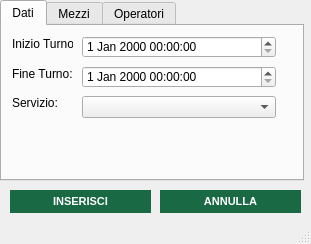
Above: src/main/gui/inserimento_turno.ui from OT-Rax/AnconAmbiente before the change. Below: the same form after it.
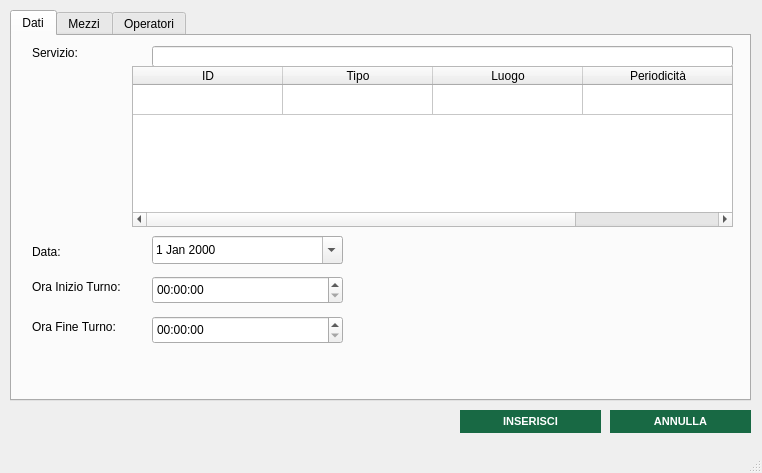
That is the form after the change. The open tabs and pages were chosen to show the change. Icons and pictures are not drawn.

Commit message: Aggiornamento gui Turni

What changed in the file:
```diff
--- a/src/main/gui/inserimento_turno.ui
+++ b/src/main/gui/inserimento_turno.ui
@@ -6,8 +6,8 @@
    <rect>
     <x>0</x>
     <y>0</y>
-    <width>311</width>
-    <height>244</height>
+    <width>762</width>
+    <height>473</height>
    </rect>
   </property>
   <property name="windowTitle">
@@ -21,10 +21,10 @@
    <widget class="QTabWidget" name="inserimentoturno_tabs">
     <property name="geometry">
      <rect>
-      <x>0</x>
-      <y>0</y>
-      <width>304</width>
-      <height>181</height>
+      <x>10</x>
+      <y>10</y>
+      <width>741</width>
+      <height>391</height>
      </rect>
     </property>
     <property name="currentIndex">
@@ -37,64 +37,34 @@
      <widget class="QLabel" name="label">
       <property name="geometry">
        <rect>
-        <x>10</x>
-        <y>10</y>
-        <width>61</width>
-        <height>16</height>
+        <x>20</x>
+        <y>240</y>
+        <width>121</width>
+        <height>21</height>
        </rect>
       </property>
       <property name="text">
-       <string>Inizio Turno:</string>
+       <string>Ora Inizio Turno:</string>
       </property>
      </widget>
      <widget class="QLabel" name="label_2">
       <property name="geometry">
        <rect>
-        <x>10</x>
-        <y>40</y>
-        <width>61</width>
-        <height>16</height>
+        <x>20</x>
+        <y>280</y>
+        <width>121</width>
+        <height>21</height>
        </rect>
       </property>
       <property name="text">
-       <string>Fine Turno:</string>
-      </property>
-     </widget>
-     <widget class="QDateTimeEdit" name="inizio_datepicker">
-      <property name="geometry">
-       <rect>
-        <x>80</x>
-        <y>10</y>
-        <width>194</width>
-        <height>22</height>
-       </rect>
-      </property>
-     </widget>
-     <widget class="QDateTimeEdit" name="fine_datepicker">
-      <property name="geometry">
-       <rect>
-        <x>80</x>
-        <y>40</y>
-        <width>194</width>
-        <height>22</height>
-       </rect>
-      </property>
-     </widget>
-     <widget class="QComboBox" name="servizio_combo">
-      <property name="geometry">
-       <rect>
-        <x>80</x>
-        <y>70</y>
-        <width>194</width>
-        <height>22</height>
-       </rect>
+       <string>Ora Fine Turno:</string>
       </property>
      </widget>
      <widget class="QLabel" name="label_3">
       <property name="geometry">
        <rect>
-        <x>10</x>
-        <y>70</y>
+        <x>20</x>
+        <y>10</y>
         <width>47</width>
         <height>13</height>
        </rect>
@@ -103,6 +73,128 @@
        <string>Servizio:</string>
       </property>
      </widget>
+     <widget class="QTimeEdit" name="time_end_field">
+      <property name="geometry">
+       <rect>
+        <x>140</x>
+        <y>280</y>
+        <width>191</width>
+        <height>28</height>
+       </rect>
+      </property>
+     </widget>
+     <widget class="QTimeEdit" name="time_start_field">
+      <property name="geometry">
+       <rect>
+        <x>140</x>
+        <y>240</y>
+        <width>191</width>
+        <height>28</height>
+       </rect>
+      </property>
+     </widget>
+     <widget class="QLabel" name="label_4">
+      <property name="geometry">
+       <rect>
+        <x>20</x>
+        <y>205</y>
+        <width>121</width>
+        <height>21</height>
+       </rect>
+      </property>
+      <property name="text">
+       <string>Data:</string>
+      </property>
+     </widget>
+     <widget class="QDateEdit" name="date_field">
+      <property name="geometry">
+       <rect>
+        <x>140</x>
+        <y>200</y>
+        <width>191</width>
+        <height>28</height>
+       </rect>
+      </property>
+      <property name="tabletTracking">
+       <bool>true</bool>
+      </property>
+      <property name="calendarPopup">
+       <bool>true</bool>
+      </property>
+     </widget>
+     <widget class="QLineEdit" name="search_field">
+      <property name="geometry">
+       <rect>
+        <x>140</x>
+        <y>10</y>
+        <width>581</width>
+        <height>21</height>
+       </rect>
+      </property>
+     </widget>
+     <widget class="QLabel" name="label_7">
+      <property name="geometry">
+       <rect>
+        <x>120</x>
+        <y>10</y>
+        <width>21</width>
+        <height>21</height>
+       </rect>
+      </property>
+      <property name="text">
+       <string>&lt;html&gt;&lt;head/&gt;&lt;body&gt;&lt;p&gt;&lt;img src=&quot;:/images/images/loupe (1) (1).png&quot;/&gt;&lt;/p&gt;&lt;/body&gt;&lt;/html&gt;</string>
+      </property>
+     </widget>
+     <widget class="QTableWidget" name="tabella_servizi">
+      <property name="geometry">
+       <rect>
+        <x>120</x>
+        <y>30</y>
+        <width>601</width>
+        <height>161</height>
+       </rect>
+      </property>
+      <attribute name="horizontalHeaderDefaultSectionSize">
+       <number>150</number>
+      </attribute>
+      <attribute name="horizontalHeaderShowSortIndicator" stdset="0">
+       <bool>false</bool>
+      </attribute>
+      <attribute name="horizontalHeaderStretchLastSection">
+       <bool>true</bool>
+      </attribute>
+      <attribute name="verticalHeaderVisible">
+       <bool>false</bool>
+      </attribute>
+      <attribute name="verticalHeaderCascadingSectionResizes">
+       <bool>false</bool>
+      </attribute>
+      <row>
+       <property name="text">
+        <string>DADADAD</string>
+       </property>
+      </row>
+      <column>
+       <property name="text">
+        <string>ID</string>
+       </property>
+      </column>
+      <column>
+       <property name="text">
+        <string>Tipo</string>
+       </property>
+      </column>
+      <column>
+       <property name="text">
+        <string>Luogo</string>
+       </property>
+      </column>
+      <column>
+       <property name="text">
+        <string>Periodicità</string>
+       </property>
+      </column>
+     </widget>
     </widget>
     <widget class="QWidget" name="mezzi_widget">
      <attribute name="title">
@@ -190,8 +282,8 @@
    <widget class="QPushButton" name="inserisci_button">
     <property name="geometry">
      <rect>
-      <x>10</x>
-      <y>190</y>
+      <x>460</x>
+      <y>410</y>
       <width>141</width>
       <height>23</height>
      </rect>
@@ -220,8 +312,8 @@
    <widget class="QPushButton" name="annulla_button">
     <property name="geometry">
      <rect>
-      <x>160</x>
-      <y>190</y>
+      <x>610</x>
+      <y>410</y>
       <width>141</width>
       <height>23</height>
      </rect>
```
Left out of the diff: 6 changed lines with no effect on the pictures. The commit also changes 7 other files.
